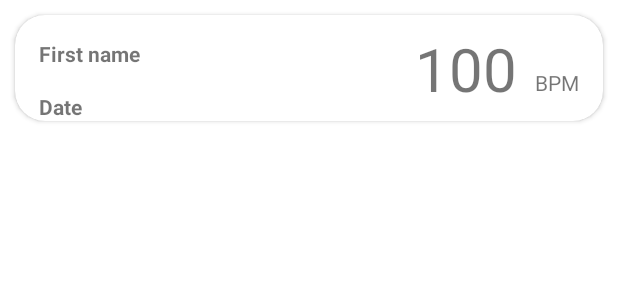
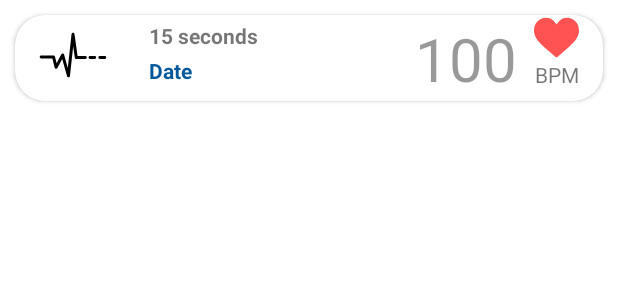
Before and after one commit to Andrei961130/ProiectLicenta, an Android app: the layout fragment_records_regular_user.xml on its own in the app's theme, with its tools: preview values and no code run, on a phone screen of 412 x 824 dp. Shown: the top 300 px of the screen. Run offline under Robolectric (Android 15) with nearby library versions, the phone set to English and light mode, and no system bars.

Commit message:
[FEAT] Updated the recyclerview item appearance

```diff
--- a/PulseOximeter2021/app/src/main/java/com/example/pulseoximeter2021/Records/RegularUserAdapter/RegularUserAdapter.java
+++ b/PulseOximeter2021/app/src/main/java/com/example/pulseoximeter2021/Records/RegularUserAdapter/RegularUserAdapter.java
@@ -52,7 +52,7 @@ public class RegularUserAdapter  extends FirebaseRecyclerAdapter<
         public RegularUserViewHolder(@NonNull View itemView) {
             super(itemView);
 
-            tvName = itemView.findViewById(R.id.fragment_records_regular_user_tv_name);
+            tvName = itemView.findViewById(R.id.fragment_records_regular_user_tv_duration);
             tvDate = itemView.findViewById(R.id.fragment_records_regular_user_tv_date);
             tvBpm = itemView.findViewById(R.id.fragment_records_regular_user_tv_bpm);
         }
--- /dev/null
+++ b/PulseOximeter2021/app/src/main/res/drawable/ic_heart.xml
@@ -0,0 +1,9 @@
+<vector xmlns:android="http://schemas.android.com/apk/res/android"
+    android:width="512dp"
+    android:height="512dp"
+    android:viewportWidth="512"
+    android:viewportHeight="512">
+  <path
+      android:fillColor="#FF5252"
+      android:pathData="M376,30c-27.783,0 -53.255,8.804 -75.707,26.168c-21.525,16.647 -35.856,37.85 -44.293,53.268c-8.437,-15.419 -22.768,-36.621 -44.293,-53.268C189.255,38.804 163.783,30 136,30C58.468,30 0,93.417 0,177.514c0,90.854 72.943,153.015 183.369,247.118c18.752,15.981 40.007,34.095 62.099,53.414C248.38,480.596 252.12,482 256,482s7.62,-1.404 10.532,-3.953c22.094,-19.322 43.348,-37.435 62.111,-53.425C439.057,330.529 512,268.368 512,177.514C512,93.417 453.532,30 376,30z"/>
+</vector>
--- /dev/null
+++ b/PulseOximeter2021/app/src/main/res/drawable/ic_heartbeat.xml
@@ -0,0 +1,9 @@
+<vector xmlns:android="http://schemas.android.com/apk/res/android"
+    android:width="1000dp"
+    android:height="1000dp"
+    android:viewportWidth="1000"
+    android:viewportHeight="1000">
+  <path
+      android:fillColor="#FF000000"
+      android:pathData="M703.7,538.3c0,12 -9.8,21.9 -21.8,21.9H548.1c-10.9,0 -20.1,-8 -21.5,-18.9l-23.7,-169.8l-47.8,436.8c-1.1,10.3 -9.5,18.5 -20,19.3c-0.6,0 -1.1,0.1 -1.8,0.1c-9.8,0 -18.4,-6.4 -20.9,-15.9l-71.2,-253.2l-70.1,133.2c-4.2,8 -13,12.9 -21.9,11.5c-9,-1.1 -16.4,-7.6 -18.6,-16.4l-34.1,-136.4H31.9c-12,0 -21.9,-9.8 -21.9,-21.8c0,-12.1 9.8,-21.9 21.9,-21.9h181.6c10,0 18.8,6.8 21.2,16.6l24.4,97.4l69,-130.9c4.1,-8 12.7,-12.8 21.6,-11.6c8.9,0.9 16.3,7.2 18.8,15.8l55.5,197.5l54.7,-499.8c1.2,-10.9 10.3,-19.2 21.4,-19.4c12.3,1 20.4,8 21.9,18.9l45.1,325.2h114.8C693.9,516.4 703.7,526.2 703.7,538.3zM819.3,516.4h-69.1c-12,0 -21.9,9.8 -21.9,21.9c0,12 9.8,21.9 21.9,21.9h69.1c12,0 21.9,-9.8 21.9,-21.9C841.2,526.2 831.3,516.4 819.3,516.4zM968.1,516.4h-73.6c-12,0 -21.9,9.8 -21.9,21.9c0,12 9.9,21.9 21.9,21.9h73.6c12,0 21.9,-9.8 21.9,-21.9C990,526.2 980.1,516.4 968.1,516.4z"/>
+</vector>
--- a/PulseOximeter2021/app/src/main/res/layout/fragment_records_regular_user.xml
+++ b/PulseOximeter2021/app/src/main/res/layout/fragment_records_regular_user.xml
@@ -15,27 +15,39 @@
         android:layout_width="match_parent"
         android:layout_height="wrap_content">
 
+
+        <ImageView
+            android:id="@+id/imageView"
+            android:layout_width="45dp"
+            android:layout_height="45dp"
+            android:layout_marginStart="16dp"
+            android:layout_marginTop="4dp"
+            android:src="@drawable/ic_heartbeat"
+            app:layout_constraintStart_toStartOf="parent"
+            app:layout_constraintTop_toTopOf="parent" />
+
         <TextView
-            android:id="@+id/fragment_records_regular_user_tv_name"
+            android:id="@+id/fragment_records_regular_user_tv_duration"
             android:layout_width="wrap_content"
             android:layout_height="wrap_content"
-            android:layout_marginStart="16dp"
-            android:layout_marginTop="16dp"
-            android:text="First name"
+            android:layout_marginStart="28dp"
+            android:layout_marginTop="4dp"
+            android:text="15 seconds"
             android:textStyle="bold"
-            app:layout_constraintStart_toStartOf="parent"
+            app:layout_constraintStart_toEndOf="@+id/imageView"
             app:layout_constraintTop_toTopOf="parent" />
 
         <TextView
             android:id="@+id/fragment_records_regular_user_tv_date"
             android:layout_width="wrap_content"
             android:layout_height="wrap_content"
-            android:layout_marginStart="16dp"
-            android:layout_marginTop="16dp"
+            android:layout_marginStart="28dp"
+            android:layout_marginTop="4dp"
             android:text="Date"
+            android:textColor="@color/light_blue_900"
             android:textStyle="bold"
-            app:layout_constraintStart_toStartOf="parent"
-            app:layout_constraintTop_toBottomOf="@+id/fragment_records_regular_user_tv_name" />
+            app:layout_constraintStart_toEndOf="@+id/imageView"
+            app:layout_constraintTop_toBottomOf="@+id/fragment_records_regular_user_tv_duration" />
 
         <TextView
             android:id="@+id/fragment_records_regular_user_tv_bpm"
@@ -43,6 +55,7 @@
             android:layout_height="wrap_content"
             android:layout_marginEnd="12dp"
             android:text="100"
+            android:textColor="@color/black_overlay"
             android:textSize="40dp"
             app:layout_constraintBottom_toBottomOf="parent"
             app:layout_constraintEnd_toStartOf="@+id/bpm_static_text"
@@ -53,10 +66,20 @@
             android:layout_width="wrap_content"
             android:layout_height="wrap_content"
             android:layout_marginEnd="16dp"
-            android:layout_marginBottom="16dp"
+            android:layout_marginBottom="8dp"
             android:text="BPM"
             app:layout_constraintBottom_toBottomOf="parent"
             app:layout_constraintEnd_toEndOf="parent" />
+
+        <ImageView
+            android:layout_width="30dp"
+            android:layout_height="30dp"
+            android:layout_marginEnd="16dp"
+            android:src="@drawable/ic_heart"
+            app:layout_constraintBottom_toTopOf="@+id/bpm_static_text"
+            app:layout_constraintEnd_toEndOf="parent"
+            app:layout_constraintTop_toTopOf="parent"
+            app:layout_constraintVertical_bias="1.0" />
 
     </androidx.constraintlayout.widget.ConstraintLayout>
 
```
Also changed, not shown: PulseOximeter2021/app/src/main/java/com/example/pulseoximeter2021/DataLayer/Models/Firebase/Record.java (+10 -0 lines), PulseOximeter2021/app/src/main/java/com/example/pulseoximeter2021/Measure/MeasureFragment.java (+8 -1 lines), PulseOximeter2021/app/src/main/java/com/example/pulseoximeter2021/Records/RegularUserAdapter/RegularUserAdapter2.java (+5 -3 lines), PulseOximeter2021/app/src/main/res/layout/activity_profile.xml (+7 -6 lines).
